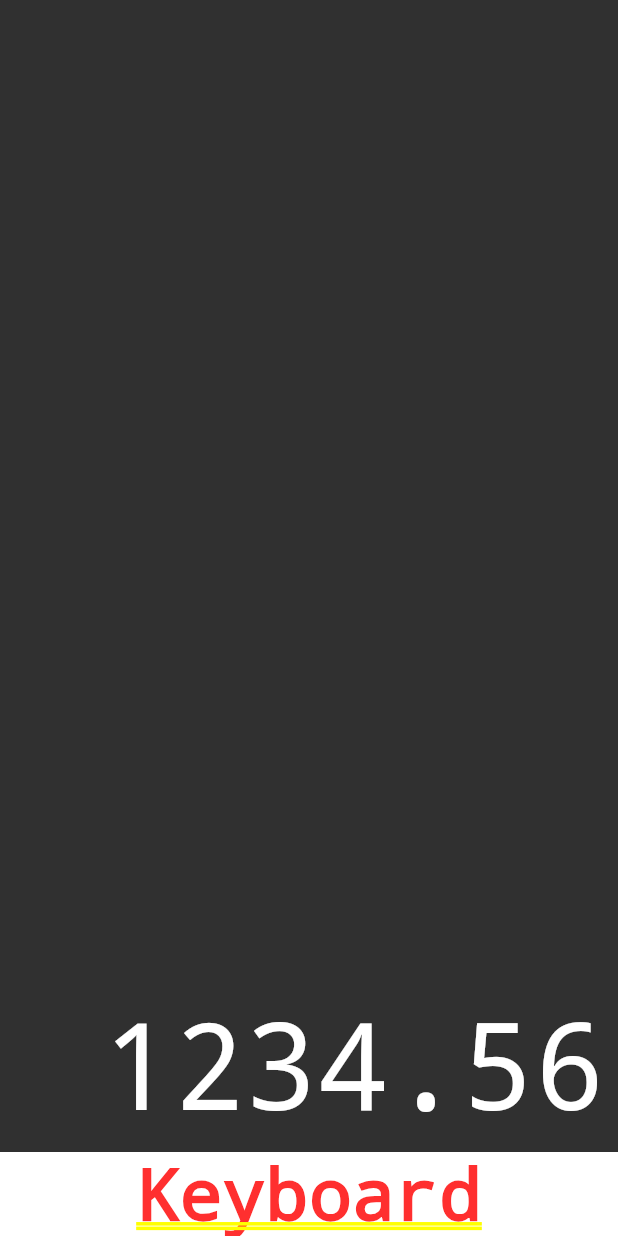
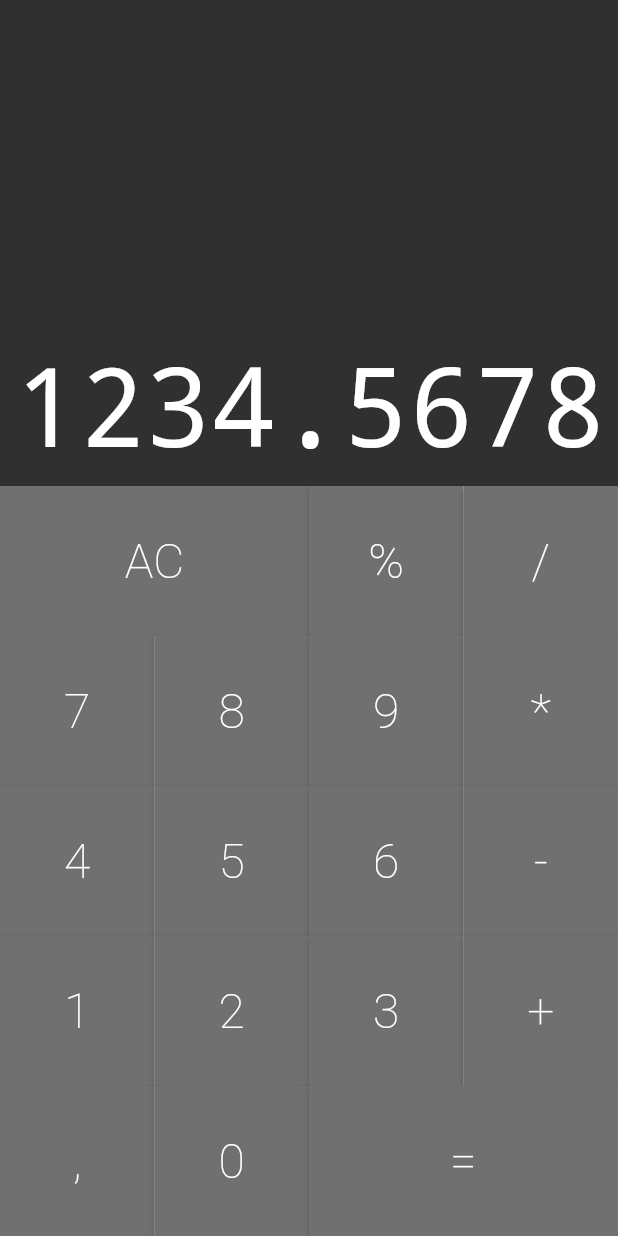
Before and after one commit to ga-brielcastro/calculator_flutter, a Flutter app: the screen it shows after launch, on a phone screen of 412 x 824 dp. Run offline on Flutter 3.47's test engine with Material 2 defaults, Android fonts, the phone set to English and light mode, and no system bars; drawn by our look-alikes of auto_size_text.

Commit message:
keyboard base visual

```diff
--- /dev/null
+++ b/lib/components/button.dart
@@ -0,0 +1,43 @@
+import 'package:flutter/material.dart';
+
+class Button extends StatelessWidget {
+
+  static const DARK = Color.fromRGBO(82, 82, 82, 1);
+  static const DEFAULT = Color.fromRGBO(112, 112, 112, 1);
+  static const OPERATION = Color.fromRGBO(250, 258, 13, 1);
+
+  final String text;
+  final bool doubleBtn;
+  final Color color;
+
+  Button(
+    {
+      required this.text,
+      this.doubleBtn = false,
+      this.color = DEFAULT,
+    }
+  );
+
+  @override
+  Widget build(BuildContext context) {
+    return Expanded(
+      flex: doubleBtn ? 2 : 1,
+      child: ElevatedButton(
+        style: ElevatedButton.styleFrom(
+          primary: this.color,
+          shape: RoundedRectangleBorder(
+              borderRadius: BorderRadius.zero,
+          ),
+        ),
+        child: Text(
+          text,
+          style: TextStyle(
+            color: Colors.white,
+            fontSize: 32,
+            fontWeight: FontWeight.w200,
+          ),),
+        onPressed: () {},
+      ),
+    );
+  }
+}
--- /dev/null
+++ b/lib/components/button_row.dart
@@ -0,0 +1,20 @@
+import 'package:flutter/material.dart';
+import 'package:calculator/components/button.dart';
+
+class ButtonRow extends StatelessWidget {
+
+  final List<Button> buttons;
+
+  ButtonRow(this.buttons);
+
+  @override
+  Widget build(BuildContext context) {
+    return Expanded(
+      flex: 1,
+      child: Row(
+        crossAxisAlignment: CrossAxisAlignment.stretch,
+        children: buttons,
+      ),
+    );
+  }
+}
--- /dev/null
+++ b/lib/components/keyboard.dart
@@ -0,0 +1,51 @@
+import 'package:flutter/material.dart';
+
+import 'button.dart';
+import 'button_row.dart';
+
+class Keyboard extends StatelessWidget {
+  const Keyboard({ Key? key }) : super(key: key);
+
+  @override
+  Widget build(BuildContext context) {
+    return Container(
+      height: 500,
+      child: Column(
+        children: [
+          ButtonRow([
+            Button(text: 'AC', doubleBtn: true,),
+            Button(text: '%',),
+            Button(text: '/',)
+          ]),
+
+          ButtonRow([
+            Button(text: '7',),
+            Button(text: '8',),
+            Button(text: '9',),
+            Button(text: '*',)
+          ]),
+
+          ButtonRow([
+            Button(text: '4',),
+            Button(text: '5',),
+            Button(text: '6',),
+            Button(text: '-',)
+          ]),
+
+          ButtonRow([
+            Button(text: '1',),
+            Button(text: '2',),
+            Button(text: '3',),
+            Button(text: '+',)
+          ]),
+
+          ButtonRow([
+            Button(text: ',',),
+            Button(text: '0',),
+            Button(text: '=', doubleBtn: true,)
+          ])
+        ],
+      ),
+    );
+  }
+}
--- /dev/null
+++ b/lib/models/memory.dart
@@ -0,0 +1,3 @@
+class Memory {
+
+}
--- a/lib/screens/calculator.dart
+++ b/lib/screens/calculator.dart
@@ -1,6 +1,7 @@
 import 'package:flutter/material.dart';
 
 import '../components/display.dart';
+import '../components/keyboard.dart';
 
 class Calculator extends StatelessWidget {
 
@@ -9,8 +10,8 @@ class Calculator extends StatelessWidget {
     return MaterialApp(
       home: Column(
           children: <Widget>[
-            Display('1234.56'),
-            Text('Keyboard'),
+            Display('1234.5678'),
+            Keyboard(),
           ],
         )
     );
```
